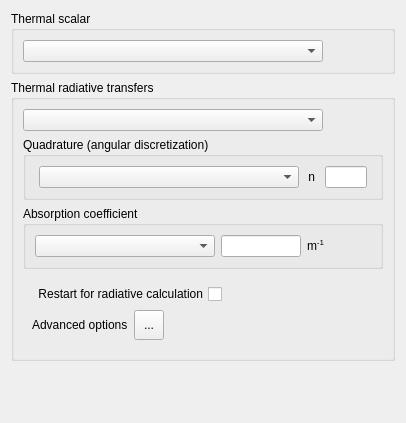
Qt form gui/Pages/ThermalForm.ui (code-saturne/code_saturne) before a commit.
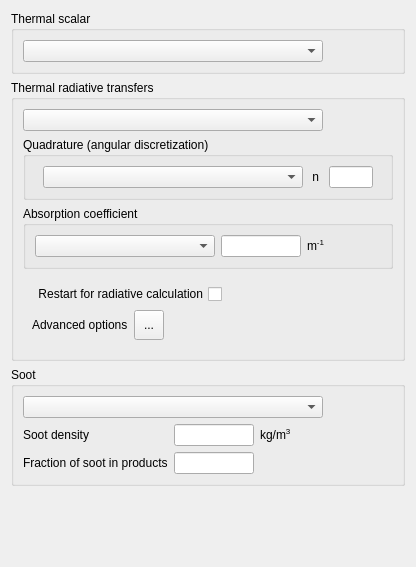
The same form after that commit. Icons and pictures are not drawn.

Commit message: [GUI] Handle soot model.

Diff of the .ui file:
```diff
--- a/gui/Pages/ThermalForm.ui
+++ b/gui/Pages/ThermalForm.ui
@@ -6,14 +6,211 @@
    <rect>
     <x>0</x>
     <y>0</y>
-    <width>406</width>
-    <height>423</height>
+    <width>416</width>
+    <height>567</height>
    </rect>
   </property>
   <property name="windowTitle">
    <string>Form</string>
   </property>
   <layout class="QGridLayout">
+   <item row="0" column="0">
+    <widget class="QGroupBox" name="groupBox">
+     <property name="toolTip">
+      <string>&lt;html&gt;&lt;head/&gt;&lt;body&gt;&lt;p&gt;&lt;span style=&quot; font-size:9pt;&quot;&gt;Select the thermal scalar that will used during the computation. If a scalar is selected, the conjuguate heat transfer and the radiative transfers headings can be filled.&lt;/span&gt;&lt;/p&gt;&lt;p&gt;&lt;span style=&quot; font-size:9pt;&quot;&gt;(code_saturne key words: &lt;/span&gt;&lt;span style=&quot; font-size:9pt; font-weight:600;&quot;&gt;ISCALT&lt;/span&gt;&lt;span style=&quot; font-size:9pt;&quot;&gt;, &lt;/span&gt;&lt;span style=&quot; font-size:9pt; font-weight:600;&quot;&gt;ISCSTH&lt;/span&gt;&lt;span style=&quot; font-size:9pt;&quot;&gt;)&lt;/span&gt;&lt;/p&gt;&lt;/body&gt;&lt;/html&gt;</string>
+     </property>
+     <property name="title">
+      <string>Thermal scalar</string>
+     </property>
+     <property name="flat">
+      <bool>false</bool>
+     </property>
+     <property name="checkable">
+      <bool>false</bool>
+     </property>
+     <property name="checked">
+      <bool>false</bool>
+     </property>
+     <layout class="QGridLayout">
+      <property name="leftMargin">
+       <number>9</number>
+      </property>
+      <property name="horizontalSpacing">
+       <number>6</number>
+      </property>
+      <item row="0" column="0">
+       <layout class="QHBoxLayout">
+        <item>
+         <widget class="QComboBox" name="comboBoxThermal">
+          <property name="minimumSize">
+           <size>
+            <width>300</width>
+            <height>0</height>
+           </size>
+          </property>
+          <property name="toolTip">
+           <string>&lt;html&gt;&lt;head/&gt;&lt;body&gt;&lt;p&gt;&lt;span style=&quot; font-size:9pt;&quot;&gt;Select the thermal scalar that will used during the computation. If a scalar is selected, the conjuguate heat transfer and the radiative transfers headings can be filled.&lt;/span&gt;&lt;/p&gt;&lt;p&gt;&lt;span style=&quot; font-size:9pt;&quot;&gt;(code_saturne key words: &lt;/span&gt;&lt;span style=&quot; font-size:9pt; font-weight:600;&quot;&gt;ISCALT&lt;/span&gt;&lt;span style=&quot; font-size:9pt;&quot;&gt;, &lt;/span&gt;&lt;span style=&quot; font-size:9pt; font-weight:600;&quot;&gt;ISCSTH&lt;/span&gt;&lt;span style=&quot; font-size:9pt;&quot;&gt;)&lt;/span&gt;&lt;/p&gt;&lt;/body&gt;&lt;/html&gt;</string>
+          </property>
+          <property name="statusTip">
+           <string>Select the thermal scalar</string>
+          </property>
+         </widget>
+        </item>
+        <item>
+         <spacer>
+          <property name="orientation">
+           <enum>Qt::Horizontal</enum>
+          </property>
+          <property name="sizeHint" stdset="0">
+           <size>
+            <width>16</width>
+            <height>20</height>
+           </size>
+          </property>
+         </spacer>
+        </item>
+       </layout>
+      </item>
+     </layout>
+    </widget>
+   </item>
+   <item row="2" column="0">
+    <widget class="QGroupBox" name="groupBoxSoot">
+     <property name="toolTip">
+      <string>&lt;html&gt;&lt;head/&gt;&lt;body&gt;&lt;p&gt;&lt;span style=&quot; font-size:9pt;&quot;&gt;Select the soot model and the corresponding parameters.&lt;/span&gt;&lt;/p&gt;&lt;p&gt;&lt;span style=&quot; font-size:9pt;&quot;&gt;(code_saturne key words: &lt;/span&gt;&lt;span style=&quot; font-size:9pt; font-weight:600;&quot;&gt;ISOOT&lt;/span&gt;&lt;span style=&quot; font-size:9pt;&quot;&gt;, &lt;/span&gt;&lt;span style=&quot; font-size:9pt; font-weight:600;&quot;&gt;rosoot &lt;/span&gt;&lt;span style=&quot; font-size:9pt;&quot;&gt;and&lt;/span&gt;&lt;span style=&quot; font-size:9pt; font-weight:600;&quot;&gt; xsoot&lt;/span&gt;&lt;span style=&quot; font-size:9pt;&quot;&gt;)&lt;/span&gt;&lt;/p&gt;&lt;/body&gt;&lt;/html&gt;</string>
+     </property>
+     <property name="title">
+      <string>Soot</string>
+     </property>
+     <property name="flat">
+      <bool>false</bool>
+     </property>
+     <property name="checkable">
+      <bool>false</bool>
+     </property>
+     <property name="checked">
+      <bool>false</bool>
+     </property>
+     <layout class="QGridLayout" name="_3">
+      <property name="leftMargin">
+       <number>9</number>
+      </property>
+      <property name="horizontalSpacing">
+       <number>6</number>
+      </property>
+      <item row="1" column="0">
+       <layout class="QGridLayout" name="gridLayoutSoot">
+        <item row="1" column="0">
+         <widget class="QLabel" name="labelSootFraction">
+          <property name="text">
+           <string>Fraction of soot in products</string>
+          </property>
+         </widget>
+        </item>
+        <item row="1" column="1">
+         <widget class="QLineEdit" name="lineEditSootFraction">
+          <property name="maximumSize">
+           <size>
+            <width>80</width>
+            <height>16777215</height>
+           </size>
+          </property>
+          <property name="toolTip">
+           <string>&lt;html&gt;&lt;head/&gt;&lt;body&gt;&lt;p&gt;&lt;span style=&quot; font-size:9pt;&quot;&gt;The soot fraction is a constant fraction of product&lt;/span&gt;&lt;/p&gt;&lt;p&gt;&lt;span style=&quot; font-size:9pt;&quot;&gt;(code_saturne key words: &lt;/span&gt;&lt;span style=&quot; font-size:9pt; font-weight:600;&quot;&gt;xsoot&lt;/span&gt;&lt;span style=&quot; font-size:9pt;&quot;&gt;)&lt;/span&gt;&lt;/p&gt;&lt;/body&gt;&lt;/html&gt;</string>
+          </property>
+         </widget>
+        </item>
+        <item row="0" column="0">
+         <widget class="QLabel" name="labelSootDensity">
+          <property name="text">
+           <string>Soot density</string>
+          </property>
+         </widget>
+        </item>
+        <item row="0" column="1">
+         <widget class="QLineEdit" name="lineEditSootDensity">
+          <property name="maximumSize">
+           <size>
+            <width>80</width>
+            <height>16777215</height>
+           </size>
+          </property>
+          <property name="toolTip">
+           <string>&lt;html&gt;&lt;head/&gt;&lt;body&gt;&lt;p&gt;&lt;span style=&quot; font-size:9pt;&quot;&gt;Density of soot&lt;/span&gt;&lt;/p&gt;&lt;p&gt;&lt;span style=&quot; font-size:9pt;&quot;&gt;(code_saturne key words: &lt;/span&gt;&lt;span style=&quot; font-size:9pt; font-weight:600;&quot;&gt;rosoot&lt;/span&gt;&lt;span style=&quot; font-size:9pt;&quot;&gt;)&lt;/span&gt;&lt;/p&gt;&lt;/body&gt;&lt;/html&gt;</string>
+          </property>
+         </widget>
+        </item>
+        <item row="0" column="2">
+         <widget class="QLabel" name="label_4">
+          <property name="text">
+           <string>&lt;html&gt;&lt;head/&gt;&lt;body&gt;&lt;p&gt;kg/m&lt;span style=&quot; vertical-align:super;&quot;&gt;3&lt;/span&gt;&lt;/p&gt;&lt;/body&gt;&lt;/html&gt;</string>
+          </property>
+         </widget>
+        </item>
+        <item row="0" column="3">
+         <spacer name="horizontalSpacer">
+          <property name="orientation">
+           <enum>Qt::Horizontal</enum>
+          </property>
+          <property name="sizeHint" stdset="0">
+           <size>
+            <width>40</width>
+            <height>20</height>
+           </size>
+          </property>
+         </spacer>
+        </item>
+       </layout>
+      </item>
+      <item row="0" column="0">
+       <layout class="QHBoxLayout" name="_5">
+        <item>
+         <widget class="QComboBox" name="comboBoxSoot">
+          <property name="minimumSize">
+           <size>
+            <width>300</width>
+            <height>0</height>
+           </size>
+          </property>
+          <property name="toolTip">
+           <string>&lt;html&gt;&lt;head/&gt;&lt;body&gt;&lt;p&gt;&lt;span style=&quot; font-size:9pt;&quot;&gt;Select the soot model.&lt;/span&gt;&lt;/p&gt;&lt;p&gt;&lt;span style=&quot; font-size:9pt;&quot;&gt;(code_saturne key words: &lt;/span&gt;&lt;span style=&quot; font-size:9pt; font-weight:600;&quot;&gt;ISOOT&lt;/span&gt;&lt;span style=&quot; font-size:9pt;&quot;&gt;)&lt;/span&gt;&lt;/p&gt;&lt;/body&gt;&lt;/html&gt;</string>
+          </property>
+          <property name="statusTip">
+           <string>Select the thermal scalar</string>
+          </property>
+         </widget>
+        </item>
+        <item>
+         <spacer>
+          <property name="orientation">
+           <enum>Qt::Horizontal</enum>
+          </property>
+          <property name="sizeHint" stdset="0">
+           <size>
+            <width>16</width>
+            <height>20</height>
+           </size>
+          </property>
+         </spacer>
+        </item>
+       </layout>
+      </item>
+     </layout>
+    </widget>
+   </item>
+   <item row="3" column="0">
+    <spacer>
+     <property name="orientation">
+      <enum>Qt::Vertical</enum>
+     </property>
+     <property name="sizeHint" stdset="0">
+      <size>
+       <width>21</width>
+       <height>16</height>
+      </size>
+     </property>
+    </spacer>
+   </item>
    <item row="1" column="0">
     <widget class="QGroupBox" name="ThermalRadiationGroupBox">
      <property name="title">
@@ -289,79 +486,6 @@
      </layout>
     </widget>
    </item>
-   <item row="0" column="0">
-    <widget class="QGroupBox" name="groupBox">
-     <property name="toolTip">
-      <string>&lt;html&gt;&lt;head/&gt;&lt;body&gt;&lt;p&gt;&lt;span style=&quot; font-size:9pt;&quot;&gt;Select the thermal scalar that will used during the computation. If a scalar is selected, the conjuguate heat transfer and the radiative transfers headings can be filled.&lt;/span&gt;&lt;/p&gt;&lt;p&gt;&lt;span style=&quot; font-size:9pt;&quot;&gt;(code_saturne key words: &lt;/span&gt;&lt;span style=&quot; font-size:9pt; font-weight:600;&quot;&gt;ISCALT&lt;/span&gt;&lt;span style=&quot; font-size:9pt;&quot;&gt;, &lt;/span&gt;&lt;span style=&quot; font-size:9pt; font-weight:600;&quot;&gt;ISCSTH&lt;/span&gt;&lt;span style=&quot; font-size:9pt;&quot;&gt;)&lt;/span&gt;&lt;/p&gt;&lt;/body&gt;&lt;/html&gt;</string>
-     </property>
-     <property name="title">
-      <string>Thermal scalar</string>
-     </property>
-     <property name="flat">
-      <bool>false</bool>
-     </property>
-     <property name="checkable">
-      <bool>false</bool>
-     </property>
-     <property name="checked">
-      <bool>false</bool>
-     </property>
-     <layout class="QGridLayout">
-      <property name="leftMargin">
-       <number>9</number>
-      </property>
-      <property name="horizontalSpacing">
-       <number>6</number>
-      </property>
-      <item row="0" column="0">
-       <layout class="QHBoxLayout">
-        <item>
-         <widget class="QComboBox" name="comboBoxThermal">
-          <property name="minimumSize">
-           <size>
-            <width>300</width>
-            <height>0</height>
-           </size>
-          </property>
-          <property name="toolTip">
-           <string>&lt;html&gt;&lt;head/&gt;&lt;body&gt;&lt;p&gt;&lt;span style=&quot; font-size:9pt;&quot;&gt;Select the thermal scalar that will used during the computation. If a scalar is selected, the conjuguate heat transfer and the radiative transfers headings can be filled.&lt;/span&gt;&lt;/p&gt;&lt;p&gt;&lt;span style=&quot; font-size:9pt;&quot;&gt;(code_saturne key words: &lt;/span&gt;&lt;span style=&quot; font-size:9pt; font-weight:600;&quot;&gt;ISCALT&lt;/span&gt;&lt;span style=&quot; font-size:9pt;&quot;&gt;, &lt;/span&gt;&lt;span style=&quot; font-size:9pt; font-weight:600;&quot;&gt;ISCSTH&lt;/span&gt;&lt;span style=&quot; font-size:9pt;&quot;&gt;)&lt;/span&gt;&lt;/p&gt;&lt;/body&gt;&lt;/html&gt;</string>
-          </property>
-          <property name="statusTip">
-           <string>Select the thermal scalar</string>
-          </property>
-         </widget>
-        </item>
-        <item>
-         <spacer>
-          <property name="orientation">
-           <enum>Qt::Horizontal</enum>
-          </property>
-          <property name="sizeHint" stdset="0">
-           <size>
-            <width>16</width>
-            <height>20</height>
-           </size>
-          </property>
-         </spacer>
-        </item>
-       </layout>
-      </item>
-     </layout>
-    </widget>
-   </item>
-   <item row="3" column="0">
-    <spacer>
-     <property name="orientation">
-      <enum>Qt::Vertical</enum>
-     </property>
-     <property name="sizeHint" stdset="0">
-      <size>
-       <width>21</width>
-       <height>16</height>
-      </size>
-     </property>
-    </spacer>
-   </item>
   </layout>
  </widget>
  <resources>
```
The commit also changes 4 other files.
